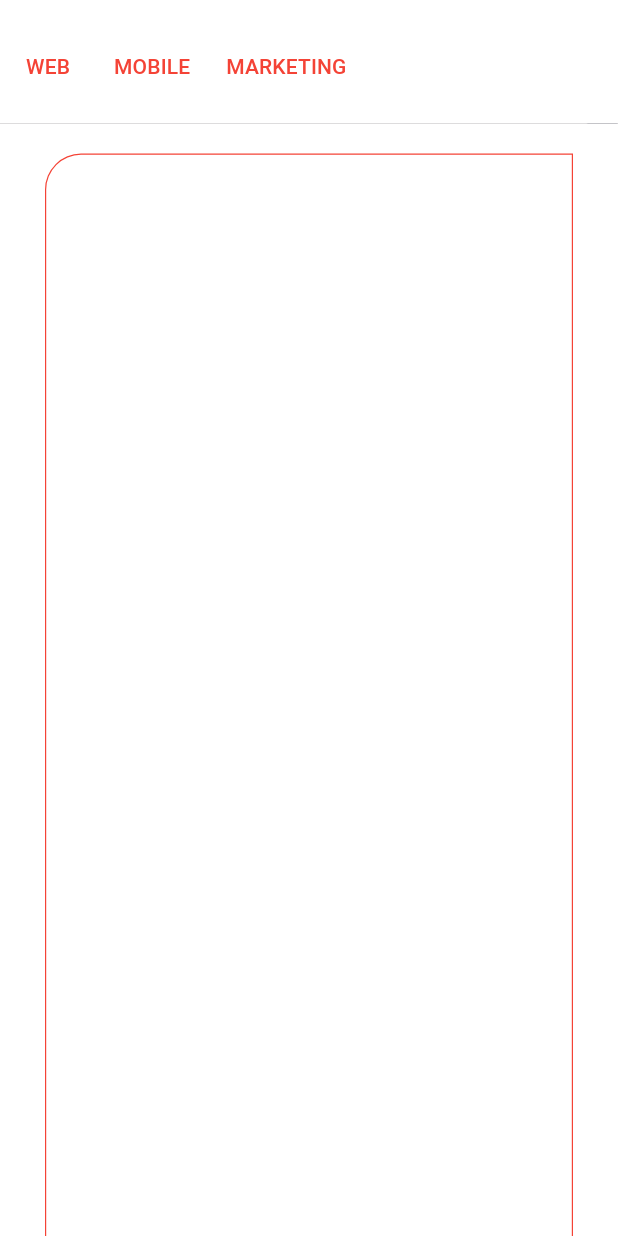
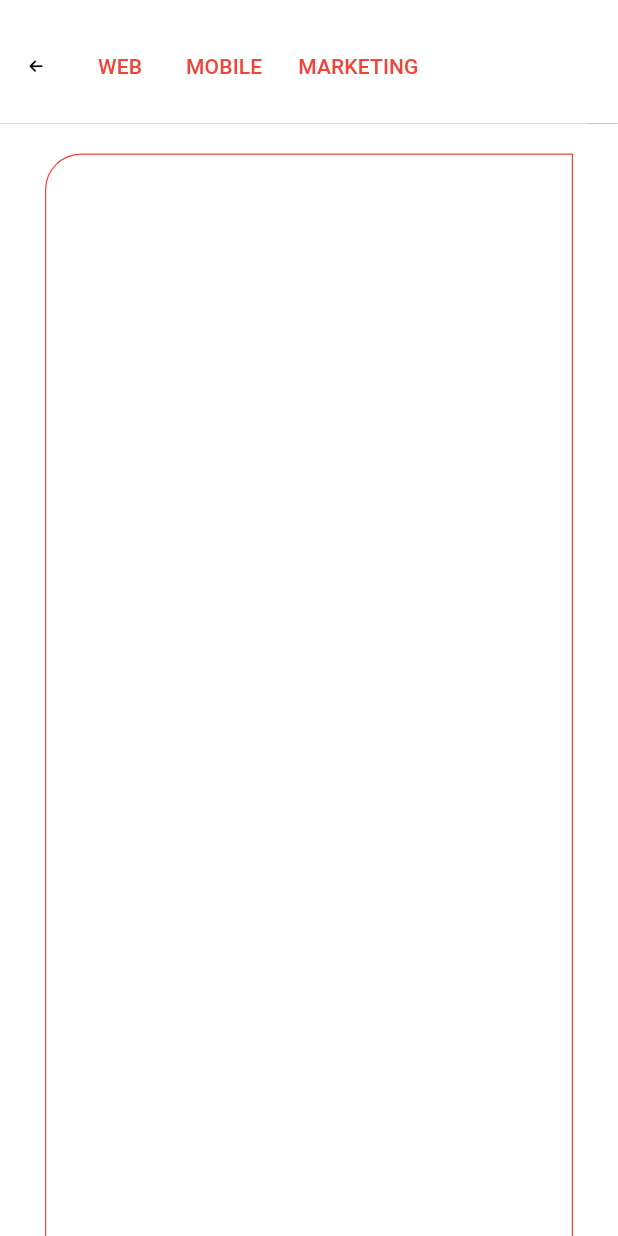
Before and after one commit to terzaspiaggia/golfo_aranci, a Flutter app: the MarketingSite screen opened by its route, on a phone screen of 412 x 824 dp. Run offline on Flutter 3.47's test engine with Material 3 defaults, Android fonts, the phone set to English and light mode, and no system bars; our stand-ins replace animated_text_kit, cached_network_image, carousel_slider, cloud_firestore, equatable, firebase_auth and 9 more; missing offline and left inert: universal_html; accounts and stored records are empty; Roboto replaces fonts that are missing (OpenSans).

Commit message:
fixed marketing navigation

```diff
--- a/lib/router/app_pages.dart
+++ b/lib/router/app_pages.dart
@@ -6,7 +6,7 @@ import 'package:terza_spiaggia_web/views/product/product_detail.dart';
 class AppPages {
   AppPages._();
 
-  static const initial = Routes.marketting;
+  static const initial = Routes.home;
 
   static final routes = [
     GetPage(
--- a/lib/views/marketing/site_marketing.dart
+++ b/lib/views/marketing/site_marketing.dart
@@ -1,6 +1,7 @@
 import 'package:flutter/material.dart';
 import 'package:flutter_staggered_animations/flutter_staggered_animations.dart';
 import 'package:font_awesome_flutter/font_awesome_flutter.dart';
+import 'package:get/get.dart';
 import 'package:terza_spiaggia_web/views/marketing/components/1welcome_section.dart';
 import 'package:terza_spiaggia_web/views/marketing/components/2details_section.dart';
 import 'package:terza_spiaggia_web/views/marketing/components/3services_section.dart';
@@ -286,6 +287,16 @@ class _HomeViewState extends State<MarketingSite>
                   left: 0.0,
                   child: Row(
                     children: [
+                      IconButton(
+                        onPressed: () {
+                          Get.back();
+                        },
+                        icon: const Icon(
+                          FontAwesomeIcons.arrowLeft,
+                          color: Colors.black,
+                          size: 10,
+                        ),
+                      ),
                       TextButton(
                         onPressed: () {
                           scrollToWidgetCenter(context, 0);
```
